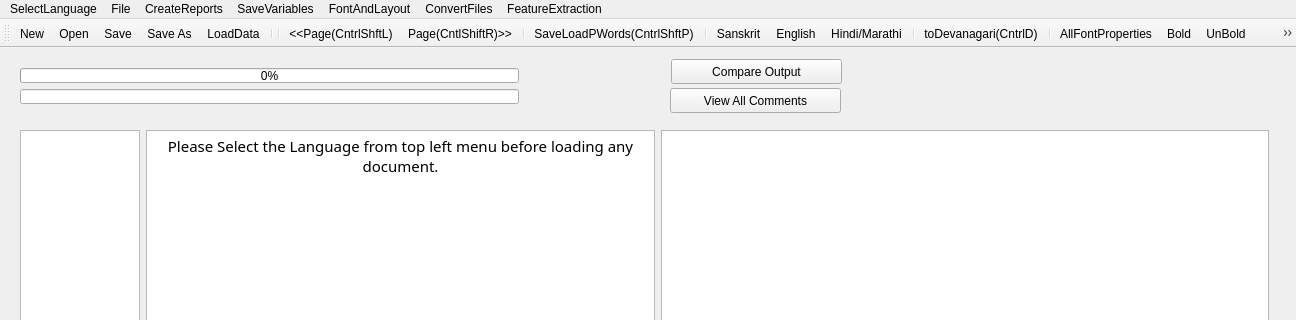
First picture: the form in FrameWorkCode/mainwindow.ui, repository venkatapathy/OpenOCRCorrect-dev, before the edit; both pictures show x 0 to 1296 and y 0 to 320 of the 1296 by 708 pixel window.
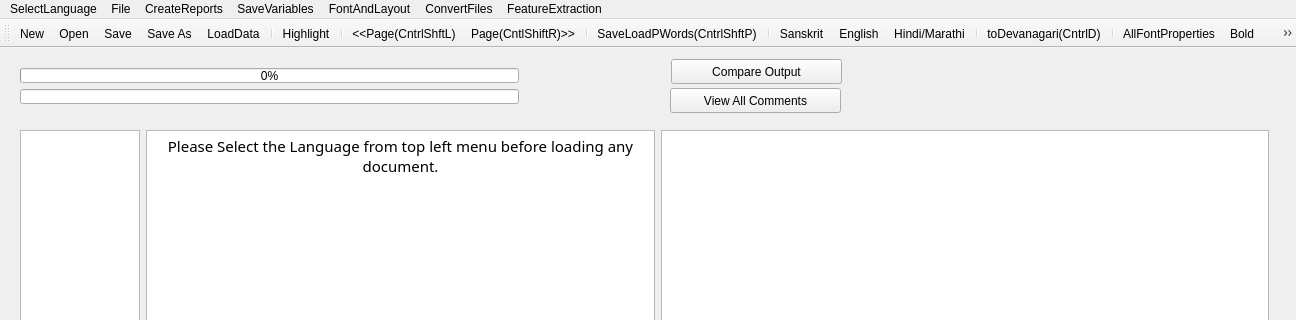
Second picture: the form after the edit. Icons and pictures are not drawn.

Diff of the .ui file:
```diff
--- a/FrameWorkCode/mainwindow.ui
+++ b/FrameWorkCode/mainwindow.ui
@@ -304,6 +304,7 @@
    <addaction name="actionSave_As"/>
    <addaction name="actionLoadData"/>
    <addaction name="separator"/>
+   <addaction name="actionHighlight"/>
    <addaction name="separator"/>
    <addaction name="actionLoad_Prev_Page"/>
    <addaction name="actionLoad_Next_Page"/>
```
Left out of the diff: 13 changed lines with no effect on the pictures.
